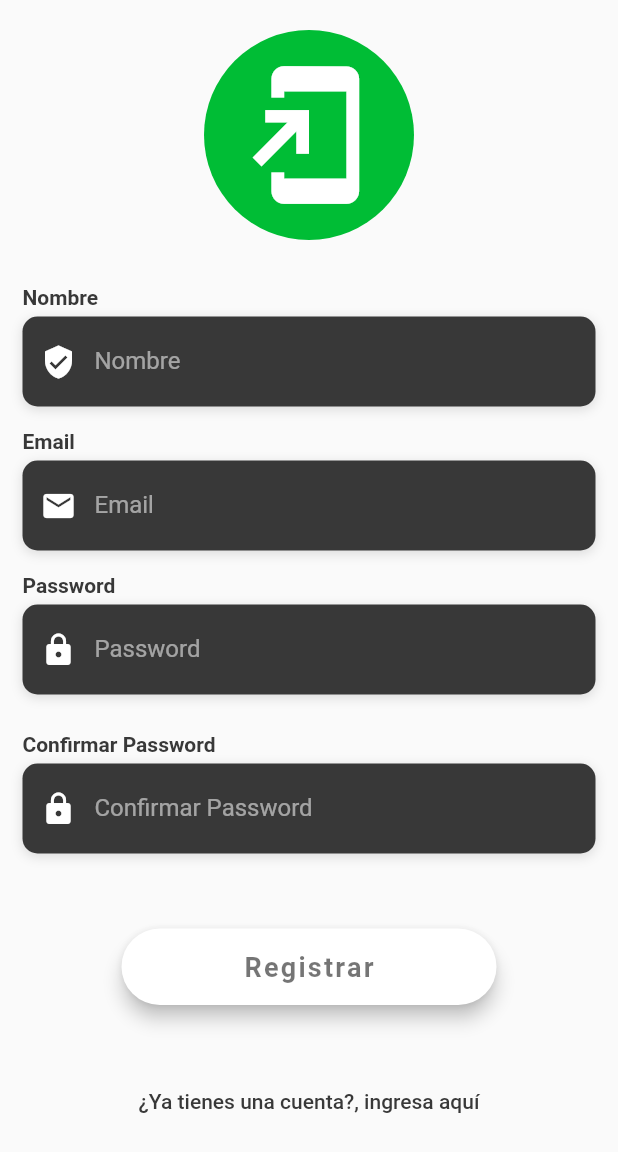
After one commit to felibassx/flutter-auth-firebase-example, a Flutter app: the screen it shows after launch, after a tap on "¿No tienes una cuenta?, regístrate", on a phone screen of 412 x 824 dp. The commit adds this screen. Shown: the top 1152 px of the screen. Run offline on Flutter 3.47's test engine with Material 2 defaults, Android fonts, the phone set to English and light mode, and no system bars; our stand-ins replace cloud_firestore, firebase_auth; accounts and stored records are empty; Roboto replaces fonts that are missing (OpenSans).

Commit message:
refactor disenio

```diff
--- a/lib/main.dart
+++ b/lib/main.dart
@@ -1,5 +1,6 @@
 
 import 'package:auth_firebase/src/pages/auth/siginin_page.dart';
+import 'package:auth_firebase/src/pages/auth/signup_page.dart';
 import 'package:auth_firebase/src/pages/home_page.dart';
 import 'package:flutter/material.dart';
 
@@ -15,6 +16,7 @@ class MyApp extends StatelessWidget {
       routes: {
         'home': (BuildContext context) => HomePage(),
         'signin': (BuildContext context) => SignInPage(),
+        'signup': (BuildContext context) => SignUpPage(),
       },
     );
   }
--- a/lib/src/pages/auth/siginin_page.dart
+++ b/lib/src/pages/auth/siginin_page.dart
@@ -1,5 +1,7 @@
 import 'package:auth_firebase/src/models/UserModel.dart';
 import 'package:auth_firebase/src/services/auth_service.dart';
+import 'package:auth_firebase/src/widgets/link_button_widget.dart';
+import 'package:auth_firebase/src/widgets/text_field_widget.dart';
 import 'package:flutter/material.dart';
 import 'package:flutter/services.dart';
 
@@ -9,7 +11,6 @@ class SignInPage extends StatefulWidget {
 }
 
 class _SignInPageState extends State<SignInPage> {
-
   final AuthService _auth = AuthService();
 
   String email = '';
@@ -29,7 +30,7 @@ class _SignInPageState extends State<SignInPage> {
     );
   }
 
-  Column _buildFormLogin(BuildContext context) {
+  Widget _buildFormLogin(BuildContext context) {
     return Column(
       mainAxisAlignment: MainAxisAlignment.start,
       children: <Widget>[
@@ -40,35 +41,84 @@ class _SignInPageState extends State<SignInPage> {
         SizedBox(
           height: 70,
         ),
-        Container(
-          margin: EdgeInsets.symmetric(horizontal: 15),
-          child: _buildTextInput(
-              'Email', 'Email', Icons.email, TextInputType.emailAddress, false),
-        ),
+        _buildEmail(),
         SizedBox(
           height: 15,
         ),
-        Container(
-          margin: EdgeInsets.symmetric(horizontal: 15),
-          child: _buildTextInput(
-            'Password',
-            'Password',
-            Icons.lock,
-            TextInputType.text,
-            true,
-          ),
-        ),
-         _buildFrogotPassword(),
+        _buildPassword(),
+        _buildForgotPasswordBtn(),
         SizedBox(
           height: 25,
         ),
         _buildEnterButton(context),
-
+        SizedBox(
+          height: 15,
+        ),
+        _buildRegisterBtn(context)
       ],
     );
   }
 
-  Container _buildLogo() {
+  Widget _buildRegisterBtn(BuildContext context) {
+    return LinkButtonWidget(
+        onPressed: () {
+            Navigator.pushReplacementNamed(context, 'signup');
+          },
+        textLink: '¿No tienes una cuenta?, regístrate',
+        textColor: Color(0xff383838),
+        aligment: Alignment.center,
+      );
+  }
+
+  Widget _buildForgotPasswordBtn() {
+    return Container(
+      margin: EdgeInsets.only(right: 20),
+      child: LinkButtonWidget(
+          onPressed: () {
+             print('Forgot Password');
+            },
+          textLink: '¿Olvidó su contraseña?',
+          textColor: Color(0xff383838),
+          aligment: Alignment.centerRight,
+        ),
+    );
+  }
+
+  Widget _buildPassword() {
+    return Container(
+        margin: EdgeInsets.symmetric(horizontal: 15),
+        child: TextFieldWidget(
+            hintText: 'Password',
+            labelText: 'Password',
+            icon: Icons.lock,
+            textInputType: TextInputType.visiblePassword,
+            isPassword: true,
+            onChanged: (value) {
+              setState(() {
+                this.password = value;
+              });
+            }),
+      );
+  }
+
+  Widget _buildEmail() {
+    return Container(
+        margin: EdgeInsets.symmetric(horizontal: 15),
+        child: TextFieldWidget(
+            hintText: 'Email',
+            labelText: 'Email',
+            icon: Icons.email,
+            textInputType: TextInputType.emailAddress,
+            isPassword: false,
+            onChanged: (value) {
+              setState(() {
+                this.email = value;
+              });
+            }),
+      );
+  }
+
+  Widget _buildLogo() {
     return Container(
       padding: EdgeInsets.all(20),
       decoration: BoxDecoration(
@@ -83,23 +133,7 @@ class _SignInPageState extends State<SignInPage> {
     );
   }
 
-  Widget _buildFrogotPassword() {
-    return Container(
-      margin: EdgeInsets.only(right: 20),
-      alignment: Alignment.centerRight,
-      child: FlatButton(
-          padding: EdgeInsets.only(right: 0.0),
-          onPressed: () => print('Forgot Password'),
-          child: Text(
-            '¿Olvidó su contraseña?',
-            style: TextStyle(
-              color: Color(0xff383838),
-            ),
-          )),
-    );
-  }
-
-  Container _buildEnterButton(BuildContext context) {
+  Widget _buildEnterButton(BuildContext context) {
     return Container(
       width: 250,
       padding: EdgeInsets.symmetric(vertical: 25.0),
@@ -119,111 +153,20 @@ class _SignInPageState extends State<SignInPage> {
               fontFamily: 'OpenSans'),
         ),
         onPressed: () async {
-
           print(email);
           print(password);
 
           User user = await _auth.signInWithEmailAndPassword(email, password);
 
-         if(user.uid != null && user != null) {
+          if (user.uid != null && user != null) {
             Navigator.pushReplacementNamed(context, 'home');
           } else {
             print('error $user');
           }
-
-
 
           // Navigator.pushReplacementNamed(context, 'sidebarlayout');
         },
       ),
     );
   }
-
-  Widget _buildTextInput(String hintText, String labelText, IconData icon,
-      TextInputType textInputType, bool isPassword) {
-    return Column(
-      crossAxisAlignment: CrossAxisAlignment.start,
-      children: <Widget>[
-        Text(labelText,
-            style: TextStyle(
-              color: Color(0xff383838),
-              fontWeight: FontWeight.bold,
-              fontFamily: 'OpenSans',
-            )),
-        SizedBox(
-          height: 5.0,
-        ),
-        Container(
-          alignment: Alignment.centerLeft,
-          decoration: BoxDecoration(
-            color: Color(0xff383838), // fondo del input
-            borderRadius: BorderRadius.circular(10.0),
-            boxShadow: [
-              BoxShadow(
-                color: Colors.black12,
-                blurRadius: 6.0,
-                offset: Offset(0, 2),
-              ),
-            ],
-          ),
-          height: 60.0,
-          child: (isPassword)
-              ? _buildPassword(textInputType, isPassword, icon, hintText)
-              : _buildEmail(textInputType, isPassword, icon, hintText),
-        )
-      ],
-    );
 }
-
-  TextField _buildEmail(TextInputType textInputType, bool isPassword,
-      IconData icon, String hintText) {
-    return TextField(
-      onChanged: (value) {
-        setState(() {
-          this.email = value;
-        });
-      },
-      keyboardType: textInputType,
-      obscureText: isPassword,
-      style: TextStyle(color: Colors.white),
-      decoration: InputDecoration(
-          border: InputBorder.none,
-          contentPadding: EdgeInsets.only(top: 14.0),
-          prefixIcon: Icon(
-            icon,
-            color: Colors.white,
-          ),
-          hintText: hintText,
-          hintStyle: TextStyle(
-            color: Colors.white54,
-            fontFamily: 'OpenSans',
-          )),
-    );
-  }
-
-  TextField _buildPassword(TextInputType textInputType, bool isPassword,
-      IconData icon, String hintText) {
-    return TextField(
-      onChanged: (value) {
-        setState(() {
-          this.password = value;
-        });
-      },
-      keyboardType: textInputType,
-      obscureText: isPassword,
-      style: TextStyle(color: Colors.white),
-      decoration: InputDecoration(
-          border: InputBorder.none,
-          contentPadding: EdgeInsets.only(top: 14.0),
-          prefixIcon: Icon(
-            icon,
-            color: Colors.white,
-          ),
-          hintText: hintText,
-          hintStyle: TextStyle(
-            color: Colors.white54,
-            fontFamily: 'OpenSans',
-          )),
-    );
-  }
-}
--- /dev/null
+++ b/lib/src/pages/auth/signup_page.dart
@@ -0,0 +1,198 @@
+// import 'package:auth_firebase/src/models/UserModel.dart';
+// import 'package:auth_firebase/src/services/auth_service.dart';
+import 'package:auth_firebase/src/widgets/link_button_widget.dart';
+import 'package:auth_firebase/src/widgets/text_field_widget.dart';
+import 'package:flutter/material.dart';
+import 'package:flutter/services.dart';
+
+class SignUpPage extends StatefulWidget {
+  @override
+  _SignUpPageState createState() => _SignUpPageState();
+}
+
+class _SignUpPageState extends State<SignUpPage> {
+  // final AuthService _auth = AuthService();
+
+  String email = '';
+  String password = '';
+  String passwordConfirm = '';
+  String name = '';
+
+  @override
+  Widget build(BuildContext context) {
+    return Scaffold(
+      body: ListView(
+        children: <Widget>[
+          SafeArea(
+            child: _buildFormLogin(context),
+          )
+        ],
+      ),
+    );
+  }
+
+  Widget _buildFormLogin(BuildContext context) {
+    return Column(
+      mainAxisAlignment: MainAxisAlignment.start,
+      children: <Widget>[
+        SizedBox(
+          height: 20,
+        ),
+        _buildLogo(),
+        SizedBox(
+          height: 30,
+        ),
+        _buildName(),
+        SizedBox(
+          height: 15,
+        ),
+        _buildEmail(),
+        SizedBox(
+          height: 15,
+        ),
+        _buildPassword(),
+        SizedBox(
+          height: 25,
+        ),
+        _buildPasswordConfirm(),
+        SizedBox(
+          height: 25,
+        ),
+        _buildEnterButton(context),
+        SizedBox(
+          height: 15,
+        ),
+        LinkButtonWidget(
+          onPressed: () {
+            Navigator.pushReplacementNamed(context, 'signin');
+          },
+          textLink: '¿Ya tienes una cuenta?, ingresa aquí',
+          textColor: Color(0xff383838),
+        )
+      ],
+    );
+  }
+
+  Widget _buildPasswordConfirm() {
+    return Container(
+      margin: EdgeInsets.symmetric(horizontal: 15),
+      child: TextFieldWidget(
+          hintText: 'Confirmar Password',
+          labelText: 'Confirmar Password',
+          icon: Icons.lock,
+          textInputType: TextInputType.text,
+          isPassword: true,
+          onChanged: (value) {
+            setState(() {
+              this.passwordConfirm = value;
+            });
+          }),
+    );
+  }
+
+  Widget _buildPassword() {
+    return Container(
+      margin: EdgeInsets.symmetric(horizontal: 15),
+      child: TextFieldWidget(
+          hintText: 'Password',
+          labelText: 'Password',
+          icon: Icons.lock,
+          textInputType: TextInputType.text,
+          isPassword: true,
+          onChanged: (value) {
+            setState(() {
+              this.password = value;
+            });
+          }),
+    );
+  }
+
+  Widget _buildEmail() {
+    return Container(
+      margin: EdgeInsets.symmetric(horizontal: 15),
+      child: TextFieldWidget(
+          hintText: 'Email',
+          labelText: 'Email',
+          icon: Icons.email,
+          textInputType: TextInputType.emailAddress,
+          isPassword: false,
+          onChanged: (value) {
+            setState(() {
+              this.email = value;
+            });
+          }),
+    );
+  }
+
+  Widget _buildName() {
+    return Container(
+      margin: EdgeInsets.symmetric(horizontal: 15),
+      child: TextFieldWidget(
+          hintText: 'Nombre',
+          labelText: 'Nombre',
+          icon: Icons.verified_user,
+          textInputType: TextInputType.text,
+          isPassword: false,
+          onChanged: (value) {
+            setState(() {
+              this.name = value;
+            });
+          }),
+    );
+  }
+
+  Widget _buildLogo() {
+    return Container(
+      padding: EdgeInsets.all(20),
+      decoration: BoxDecoration(
+        color: Color(0xff00bd35),
+        borderRadius: BorderRadius.circular(100.0),
+      ),
+      child: Icon(
+        Icons.add_to_home_screen,
+        color: Colors.white,
+        size: 100,
+      ),
+    );
+  }
+
+  Widget _buildEnterButton(BuildContext context) {
+    return Container(
+      width: 250,
+      padding: EdgeInsets.symmetric(vertical: 25.0),
+      child: RaisedButton(
+        elevation: 5.0,
+        padding: EdgeInsets.all(15.0),
+        shape:
+            RoundedRectangleBorder(borderRadius: BorderRadius.circular(30.0)),
+        color: Colors.white,
+        child: Text(
+          'Registrar',
+          style: TextStyle(
+              color: Colors.black54,
+              letterSpacing: 1.5,
+              fontSize: 18.0,
+              fontWeight: FontWeight.bold,
+              fontFamily: 'OpenSans'),
+        ),
+        onPressed: () async {
+          print(email);
+          print(password);
+          print(passwordConfirm);
+          print(name);
+
+          // User user =
+          //     await _auth.registerWithEmailAndPassword(email, password, name);
+
+          // if (user.uid != null && user != null) {
+          //   Navigator.pushReplacementNamed(context, 'home');
+          // } else {
+          //   print('error $user');
+          // }
+
+          // Navigator.pushReplacementNamed(context, 'sidebarlayout');
+        },
+      ),
+    );
+  }
+}
--- /dev/null
+++ b/lib/src/widgets/link_button_widget.dart
@@ -0,0 +1,33 @@
+import 'package:flutter/material.dart';
+
+class LinkButtonWidget extends StatelessWidget {
+
+  final Function onPressed;
+  final String textLink;
+  final Color textColor;
+  final Alignment aligment;
+
+  const LinkButtonWidget({
+    @required this.onPressed,
+    @required this.textLink,
+    this.textColor = Colors.black38,
+    this.aligment = Alignment.center
+  });
+
+  @override
+  Widget build(BuildContext context) {
+    return Container(
+        // margin: EdgeInsets.only(right: 20),
+        alignment: this.aligment,
+        child: FlatButton(
+            padding: EdgeInsets.only(right: 0.0),
+            onPressed: this.onPressed,
+            child: Text(
+              this.textLink,
+              style: TextStyle(
+                color: this.textColor,
+              ),
+            )),
+      );
+  }
+}
--- /dev/null
+++ b/lib/src/widgets/text_field_widget.dart
@@ -0,0 +1,71 @@
+import 'package:flutter/material.dart';
+
+class TextFieldWidget extends StatelessWidget {
+  const TextFieldWidget({
+    Key key,
+    @required this.hintText,
+    @required this.labelText,
+    @required this.icon,
+    @required this.textInputType,
+    @required this.isPassword,
+    @required this.onChanged,
+  }) : super(key: key);
+
+  final String hintText;
+  final String labelText;
+  final IconData icon;
+  final TextInputType textInputType;
+  final bool isPassword;
+  final Function onChanged;
+
+  @override
+  Widget build(BuildContext context) {
+    return Column(
+      crossAxisAlignment: CrossAxisAlignment.start,
+      children: <Widget>[
+        Text(labelText,
+            style: TextStyle(
+              color: Color(0xff383838),
+              fontWeight: FontWeight.bold,
+              fontFamily: 'OpenSans',
+            )),
+        SizedBox(
+          height: 5.0,
+        ),
+        Container(
+          alignment: Alignment.centerLeft,
+          decoration: BoxDecoration(
+            color: Color(0xff383838), // fondo del input
+            borderRadius: BorderRadius.circular(10.0),
+            boxShadow: [
+              BoxShadow(
+                color: Colors.black12,
+                blurRadius: 6.0,
+                offset: Offset(0, 2),
+              ),
+            ],
+          ),
+          height: 60.0,
+          child: TextField(
+            onChanged: onChanged,
+            keyboardType: textInputType,
+            obscureText: isPassword,
+            style: TextStyle(color: Colors.white),
+            decoration: InputDecoration(
+                border: InputBorder.none,
+                contentPadding: EdgeInsets.only(top: 14.0),
+                prefixIcon: Icon(
+                  icon,
+                  color: Colors.white,
+                ),
+                hintText: hintText,
+                hintStyle: TextStyle(
+                  color: Colors.white54,
+                  fontFamily: 'OpenSans',
+                )),
+          ),
+        )
+      ],
+    );
+  }
+}
```
Lines whose indentation alone changed are shown as unchanged.
